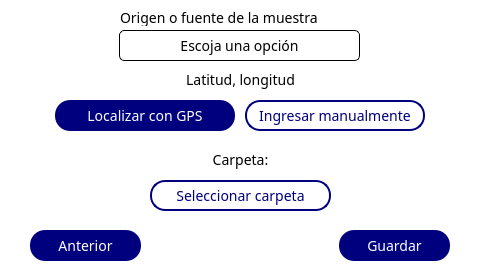
The window that src/views/SaveDataView/Save.ui (Giocerz/water_quality_rpi_unal) describes before a commit, drawn with Qt 5.
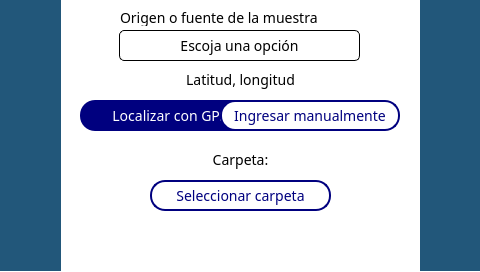
The same window after the commit. The open tabs and pages were chosen to show the change.

Commit message: fix: update SaveDataView UI with new button icons and layout adjustments

What changed in the file:
```diff
--- a/src/views/SaveDataView/Save.ui
+++ b/src/views/SaveDataView/Save.ui
@@ -139,31 +139,10 @@
      </widget>
     </widget>
     <widget class="QWidget" name="page_2">
-     <widget class="QPushButton" name="prevBtn">
-      <property name="geometry">
-       <rect>
-        <x>30</x>
-        <y>230</y>
-        <width>111</width>
-        <height>31</height>
-       </rect>
-      </property>
-      <property name="styleSheet">
-       <string notr="true">border-radius: 20px;
-background-color: #00007f;
-color: white;
-border: none;
-border-radius: 15px;
-</string>
-      </property>
-      <property name="text">
-       <string>Anterior</string>
-      </property>
-     </widget>
      <widget class="QPushButton" name="gpsBtn">
       <property name="geometry">
        <rect>
-        <x>55</x>
+        <x>80</x>
         <y>100</y>
         <width>180</width>
         <height>31</height>
@@ -195,28 +174,6 @@
        <string>&lt;html&gt;&lt;head/&gt;&lt;body&gt;&lt;p align=&quot;center&quot;&gt;Latitud, longitud&lt;/p&gt;&lt;/body&gt;&lt;/html&gt;</string>
       </property>
      </widget>
-     <widget class="QPushButton" name="saveBtn">
-      <property name="geometry">
-       <rect>
-        <x>339</x>
-        <y>230</y>
-        <width>111</width>
-        <height>31</height>
-       </rect>
-      </property>
-      <property name="styleSheet">
-       <string notr="true">border-radius: 20px;
-background-color: #00007f;
-color: white;
-border: none;
-border-radius: 15px;
-
-</string>
-      </property>
-      <property name="text">
-       <string>Guardar</string>
-      </property>
-     </widget>
      <widget class="QPushButton" name="selectFolderBtn">
       <property name="geometry">
        <rect>
@@ -267,7 +224,7 @@
      <widget class="QPushButton" name="setManualLocationBtn">
       <property name="geometry">
        <rect>
-        <x>245</x>
+        <x>220</x>
         <y>100</y>
         <width>180</width>
         <height>31</height>
@@ -303,6 +260,42 @@
        <string>Escoja una opción</string>
       </property>
      </widget>
+     <widget class="QPushButton" name="prevBtn">
+      <property name="geometry">
+       <rect>
+        <x>0</x>
+        <y>0</y>
+        <width>61</width>
+        <height>271</height>
+       </rect>
+      </property>
+      <property name="styleSheet">
+       <string notr="true">background-color: #22577a;
+color: white;
+border: none;</string>
+      </property>
+      <property name="text">
+       <string/>
+      </property>
+     </widget>
+     <widget class="QPushButton" name="saveBtn">
+      <property name="geometry">
+       <rect>
+        <x>420</x>
+        <y>0</y>
+        <width>61</width>
+        <height>271</height>
+       </rect>
+      </property>
+      <property name="styleSheet">
+       <string notr="true">background-color: #22577a;
+color: white;
+border: none;</string>
+      </property>
+      <property name="text">
+       <string/>
+      </property>
+     </widget>
     </widget>
     <widget class="QWidget" name="page_3">
      <widget class="QPushButton" name="openCreateFolderBtn">
```
Left out of the diff: 19 changed lines with no effect on the pictures. The commit also changes 3 other files.
